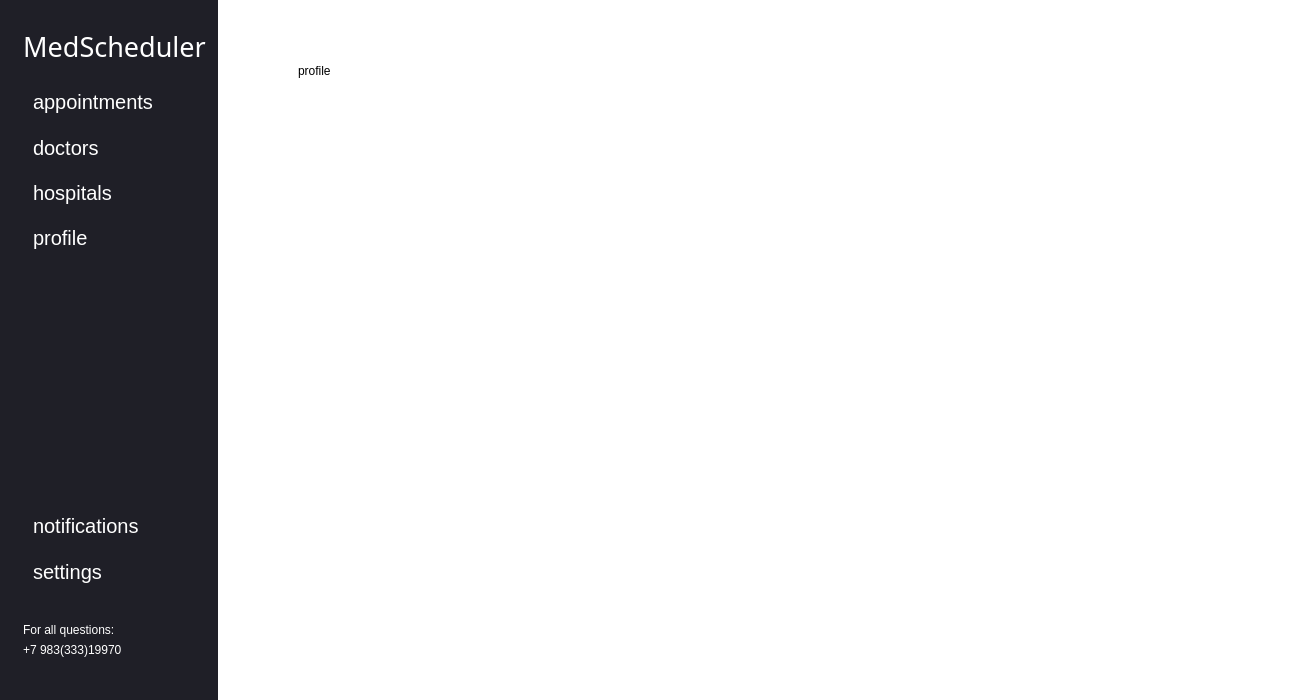
First picture: the form in QtApp/forms/homepage.ui, repository SanriaArgos/MedScheduler, before the edit.
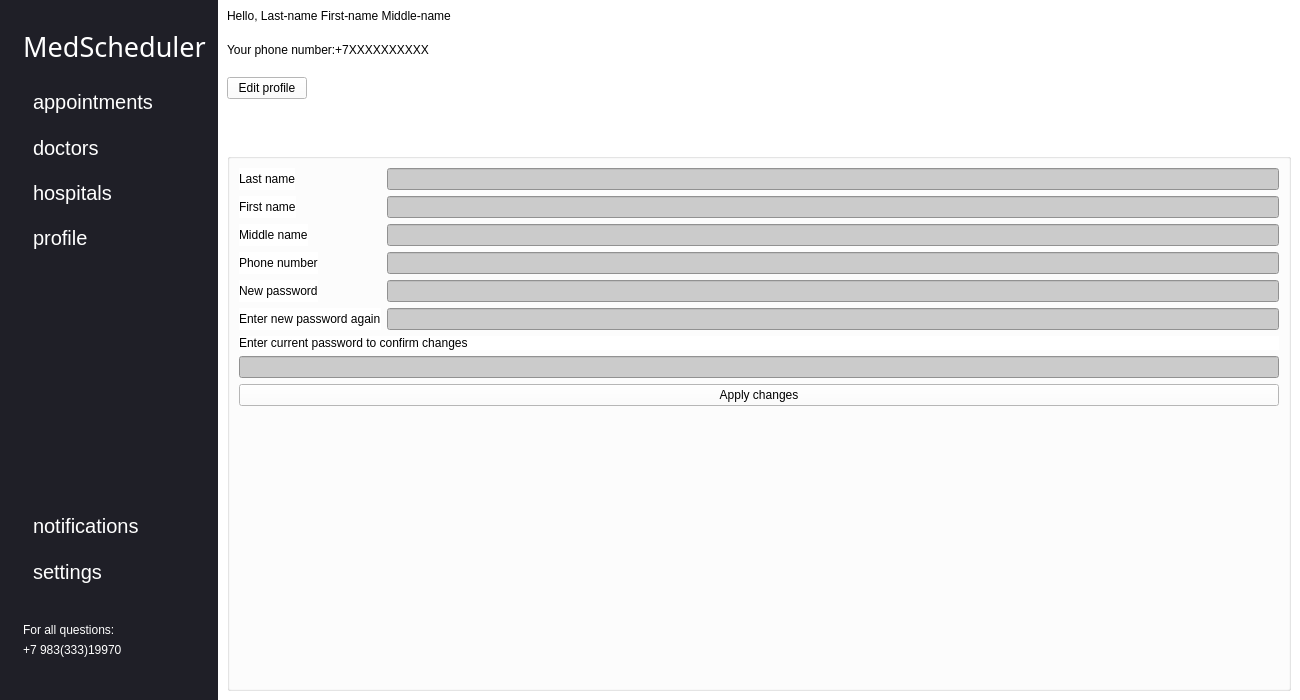
Second picture: the form after the edit. The open tabs and pages were chosen to show the change. Icons and pictures are not drawn.

Commit message: fix:appointment window considers doctor_id correct;y, added labels for profile edit

The edit to the form file:
```diff
--- a/QtApp/forms/homepage.ui
+++ b/QtApp/forms/homepage.ui
@@ -571,19 +571,183 @@
        </layout>
       </widget>
       <widget class="QWidget" name="profile_page">
-       <widget class="QLabel" name="label_5">
-        <property name="geometry">
-         <rect>
-          <x>80</x>
-          <y>50</y>
-          <width>91</width>
-          <height>41</height>
-         </rect>
+       <layout class="QVBoxLayout" name="verticalLayout_2">
+        <property name="spacing">
+         <number>20</number>
         </property>
-        <property name="text">
-         <string>profile</string>
-        </property>
-       </widget>
+        <item>
+         <widget class="QLabel" name="hello_label">
+          <property name="styleSheet">
+           <string notr="true">font: 16pt &quot;Segoe UI&quot;;</string>
+          </property>
+          <property name="text">
+           <string>Hello, Last-name First-name Middle-name</string>
+          </property>
+         </widget>
+        </item>
+        <item>
+         <widget class="QLabel" name="you_phone_number">
+          <property name="text">
+           <string>Your phone number:+7XXXXXXXXXX</string>
+          </property>
+         </widget>
+        </item>
+        <item>
+         <widget class="QPushButton" name="edit_profile_button">
+          <property name="sizePolicy">
+           <sizepolicy hsizetype="Fixed" vsizetype="Fixed">
+            <horstretch>60</horstretch>
+            <verstretch>0</verstretch>
+           </sizepolicy>
+          </property>
+          <property name="text">
+           <string>Edit profile</string>
+          </property>
+         </widget>
+        </item>
+        <item>
+         <widget class="QLabel" name="label_for_enter_data">
+          <property name="sizePolicy">
+           <sizepolicy hsizetype="Preferred" vsizetype="Preferred">
+            <horstretch>0</horstretch>
+            <verstretch>1</verstretch>
+           </sizepolicy>
+          </property>
+          <property name="text">
+           <string/>
+          </property>
+         </widget>
+        </item>
+        <item>
+         <widget class="QGroupBox" name="profile_parametrs_box">
+          <property name="sizePolicy">
+           <sizepolicy hsizetype="Preferred" vsizetype="Preferred">
+            <horstretch>0</horstretch>
+            <verstretch>100</verstretch>
+           </sizepolicy>
+          </property>
+          <property name="styleSheet">
+           <string notr="true"/>
+          </property>
+          <property name="title">
+           <string/>
+          </property>
+          <layout class="QFormLayout" name="formLayout_2">
+           <item row="0" column="0">
+            <widget class="QLabel" name="edit_last_name_label">
+             <property name="text">
+              <string>Last name</string>
+             </property>
+            </widget>
+           </item>
+           <item row="0" column="1">
+            <widget class="QLineEdit" name="last_name_line_edit">
+             <property name="styleSheet">
+              <string notr="true">background-color: rgb(203, 203, 203);</string>
+             </property>
+            </widget>
+           </item>
+           <item row="1" column="0">
+            <widget class="QLabel" name="edit_first_name_label">
+             <property name="text">
+              <string>First name</string>
+             </property>
+            </widget>
+           </item>
+           <item row="1" column="1">
+            <widget class="QLineEdit" name="first_name_line_edit">
+             <property name="styleSheet">
+              <string notr="true">background-color: rgb(203, 203, 203);</string>
+             </property>
+            </widget>
+           </item>
+           <item row="2" column="0">
+            <widget class="QLabel" name="edit_middle_name_label">
+             <property name="text">
+              <string>Middle name</string>
+             </property>
+            </widget>
+           </item>
+           <item row="2" column="1">
+            <widget class="QLineEdit" name="middle_name_line_edit">
+             <property name="styleSheet">
+              <string notr="true">background-color: rgb(203, 203, 203);</string>
+             </property>
+            </widget>
+           </item>
+           <item row="3" column="0">
+            <widget class="QLabel" name="edit_phone_number_label">
+             <property name="text">
+              <string>Phone number</string>
+             </property>
+            </widget>
+           </item>
+           <item row="3" column="1">
+            <widget class="QLineEdit" name="phone_number_line_edit">
+             <property name="styleSheet">
+              <string notr="true">background-color: rgb(203, 203, 203);</string>
+             </property>
+            </widget>
+           </item>
+           <item row="4" column="0">
+            <widget class="QLabel" name="edit_new_password_label">
+             <property name="text">
+              <string>New password</string>
+             </property>
+            </widget>
+           </item>
+           <item row="4" column="1">
+            <widget class="QLineEdit" name="new_password_line_edit">
+             <property name="styleSheet">
+              <string notr="true">background-color: rgb(203, 203, 203);</string>
+             </property>
+            </widget>
+           </item>
+           <item row="5" column="0">
+            <widget class="QLabel" name="edit_new_password_again_label">
+             <property name="text">
+              <string>Enter new password again</string>
+             </property>
+            </widget>
+           </item>
+           <item row="5" column="1">
+            <widget class="QLineEdit" name="new_password_again_edit">
+             <property name="styleSheet">
+              <string notr="true">background-color: rgb(203, 203, 203);</string>
+             </property>
+            </widget>
+           </item>
+           <item row="6" column="0" colspan="2">
+            <widget class="QLabel" name="confirm_password_label">
+             <property name="sizePolicy">
+              <sizepolicy hsizetype="Preferred" vsizetype="Fixed">
+               <horstretch>0</horstretch>
+               <verstretch>0</verstretch>
+              </sizepolicy>
+             </property>
+             <property name="text">
+              <string>Enter current password to confirm changes</string>
+             </property>
+            </widget>
+           </item>
+           <item row="7" column="0" colspan="2">
+            <widget class="QLineEdit" name="confirm_changes_line_edit">
+             <property name="styleSheet">
+              <string notr="true">background-color: rgb(203, 203, 203);</string>
+             </property>
+            </widget>
+           </item>
+           <item row="8" column="0" colspan="2">
+            <widget class="QPushButton" name="apply_changes_edit">
+             <property name="text">
+              <string>Apply changes</string>
+             </property>
+            </widget>
+           </item>
+          </layout>
+         </widget>
+        </item>
+       </layout>
       </widget>
       <widget class="QWidget" name="notifications_page">
        <widget class="QLabel" name="label_4">
```
Left out of the diff: 2 changed lines with no effect on the pictures. The commit also changes 4 other files.
